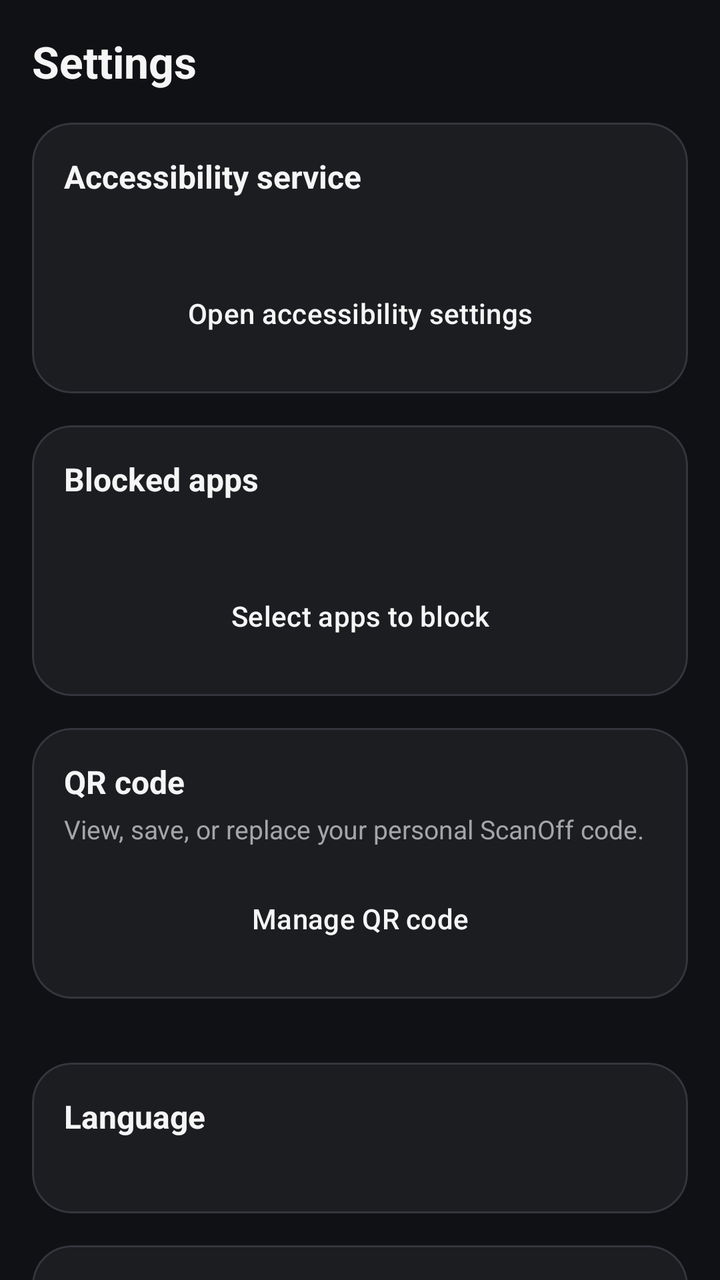
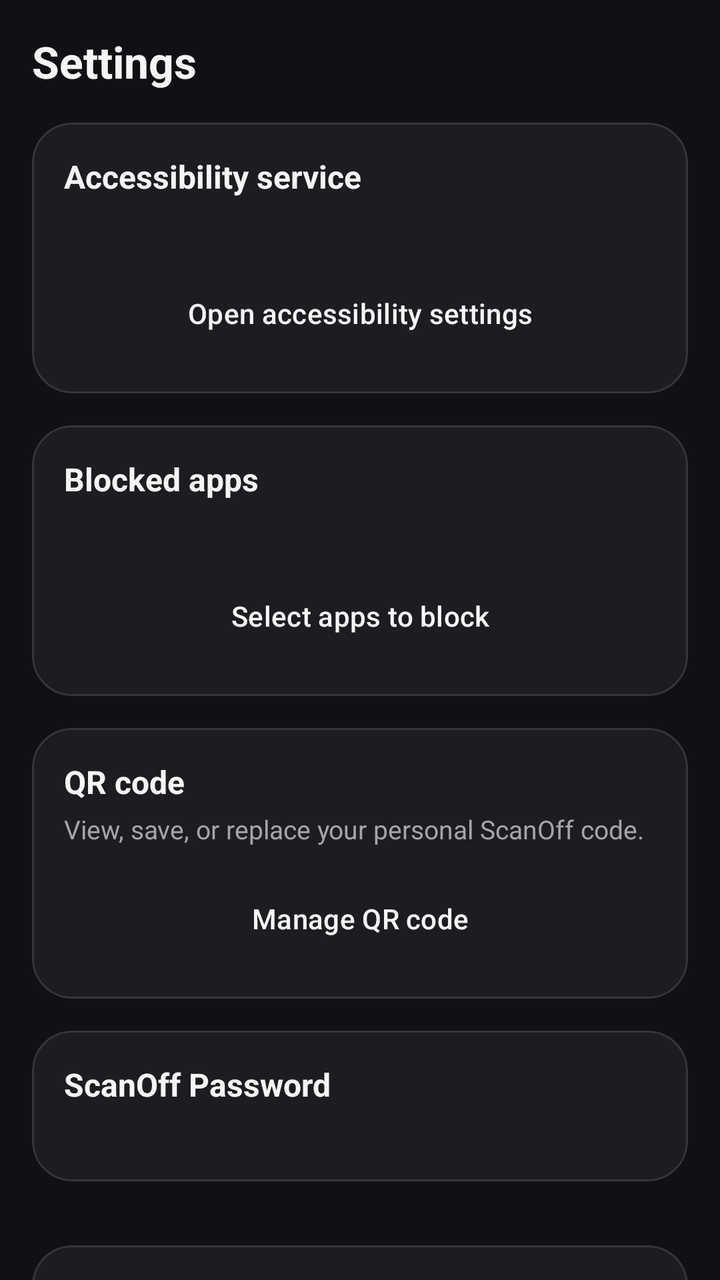

Screens rendered from an Android XML layout before and after an edit, with the pre-edit source and the edit as a unified diff.
<!-- AndroidManifest.xml: application theme Theme.PauseQR -->
<!-- res/layout/fragment_settings.xml -->
<?xml version="1.0" encoding="utf-8"?>
<androidx.core.widget.NestedScrollView xmlns:android="http://schemas.android.com/apk/res/android"
    xmlns:app="http://schemas.android.com/apk/res-auto"
    android:layout_width="match_parent"
    android:layout_height="match_parent"
    android:background="@color/background"
    android:fillViewport="true">

    <LinearLayout
        android:layout_width="match_parent"
        android:layout_height="wrap_content"
        android:orientation="vertical"
        android:padding="16dp">

        <TextView
            android:layout_width="match_parent"
            android:layout_height="wrap_content"
            android:text="@string/nav_settings"
            android:textColor="@color/text_primary"
            android:textSize="22sp"
            android:textStyle="bold" />

        
        <com.google.android.material.card.MaterialCardView
            style="@style/PauseQR.Card"
            android:layout_width="match_parent"
            android:layout_height="wrap_content"
            android:layout_marginTop="16dp">

            <LinearLayout
                android:layout_width="match_parent"
                android:layout_height="wrap_content"
                android:orientation="vertical"
                android:padding="16dp">

                <TextView
                    android:layout_width="match_parent"
                    android:layout_height="wrap_content"
                    android:text="@string/settings_service_section"
                    android:textColor="@color/text_primary"
                    android:textSize="16sp"
                    android:textStyle="bold" />

                <TextView
                    android:id="@+id/tvServiceStatus"
                    android:layout_width="match_parent"
                    android:layout_height="wrap_content"
                    android:layout_marginTop="4dp"
                    android:textColor="@color/text_secondary"
                    android:textSize="13sp" />

                <Button
                    android:id="@+id/btnAccessibility"
                    style="@style/PauseQR.Button.Outlined"
                    android:layout_width="match_parent"
                    android:layout_height="wrap_content"
                    android:layout_marginTop="12dp"
                    android:text="@string/btn_accessibility" />
            </LinearLayout>
        </com.google.android.material.card.MaterialCardView>

        
        <com.google.android.material.card.MaterialCardView
            style="@style/PauseQR.Card"
            android:layout_width="match_parent"
            android:layout_height="wrap_content"
            android:layout_marginTop="16dp">

            <LinearLayout
                android:layout_width="match_parent"
                android:layout_height="wrap_content"
                android:orientation="vertical"
                android:padding="16dp">

                <TextView
                    android:layout_width="match_parent"
                    android:layout_height="wrap_content"
                    android:text="@string/settings_apps_section"
                    android:textColor="@color/text_primary"
                    android:textSize="16sp"
                    android:textStyle="bold" />

                <TextView
                    android:id="@+id/tvAppsCount"
                    android:layout_width="match_parent"
                    android:layout_height="wrap_content"
                    android:layout_marginTop="4dp"
                    android:textColor="@color/text_secondary"
                    android:textSize="13sp" />

                <Button
                    android:id="@+id/btnSelectApps"
                    style="@style/PauseQR.Button.Outlined"
                    android:layout_width="match_parent"
                    android:layout_height="wrap_content"
                    android:layout_marginTop="12dp"
                    android:text="@string/btn_select_apps" />
            </LinearLayout>
        </com.google.android.material.card.MaterialCardView>

        
        <com.google.android.material.card.MaterialCardView
            style="@style/PauseQR.Card"
            android:layout_width="match_parent"
            android:layout_height="wrap_content"
            android:layout_marginTop="16dp"
            android:layout_marginBottom="16dp">

            <LinearLayout
                android:layout_width="match_parent"
                android:layout_height="wrap_content"
                android:orientation="vertical"
                android:padding="16dp">

                <TextView
                    android:layout_width="match_parent"
                    android:layout_height="wrap_content"
                    android:text="@string/settings_qr_section"
                    android:textColor="@color/text_primary"
                    android:textSize="16sp"
                    android:textStyle="bold" />

                <TextView
                    android:layout_width="match_parent"
                    android:layout_height="wrap_content"
                    android:layout_marginTop="4dp"
                    android:text="@string/settings_qr_desc"
                    android:textColor="@color/text_secondary"
                    android:textSize="13sp" />

                <Button
                    android:id="@+id/btnManageQr"
                    style="@style/PauseQR.Button.Outlined"
                    android:layout_width="match_parent"
                    android:layout_height="wrap_content"
                    android:layout_marginTop="12dp"
                    android:text="@string/btn_manage_qr" />
            </LinearLayout>
        </com.google.android.material.card.MaterialCardView>

        
        <com.google.android.material.card.MaterialCardView
            android:id="@+id/cardLanguage"
            style="@style/PauseQR.Card"
            android:layout_width="match_parent"
            android:layout_height="wrap_content"
            android:layout_marginTop="16dp"
            android:layout_marginBottom="16dp"
            android:checkable="true"
            android:clickable="true"
            android:focusable="true"
            android:minHeight="48dp">

            <LinearLayout
                android:layout_width="match_parent"
                android:layout_height="wrap_content"
                android:orientation="vertical"
                android:padding="16dp">

                <TextView
                    android:layout_width="match_parent"
                    android:layout_height="wrap_content"
                    android:text="@string/settings_language_section"
                    android:textColor="@color/text_primary"
                    android:textSize="16sp"
                    android:textStyle="bold" />

                <TextView
                    android:id="@+id/tvLanguageValue"
                    android:layout_width="match_parent"
                    android:layout_height="wrap_content"
                    android:layout_marginTop="4dp"
                    android:textColor="@color/text_secondary"
                    android:textSize="13sp" />
            </LinearLayout>
        </com.google.android.material.card.MaterialCardView>

        
        <com.google.android.material.card.MaterialCardView
            style="@style/PauseQR.Card"
            android:layout_width="match_parent"
            android:layout_height="wrap_content">

            <LinearLayout
                android:layout_width="match_parent"
                android:layout_height="wrap_content"
                android:orientation="vertical">

                <TextView
                    android:layout_width="match_parent"
                    android:layout_height="wrap_content"
                    android:layout_margin="16dp"
                    android:text="@string/settings_legal_section"
                    android:textColor="@color/text_primary"
                    android:textSize="16sp"
                    android:textStyle="bold" />

                <LinearLayout
                    android:id="@+id/rowImpressum"
                    android:layout_width="match_parent"
                    android:layout_height="wrap_content"
                    android:clickable="true"
                    android:focusable="true"
                    android:foreground="?attr/selectableItemBackground"
                    android:gravity="center_vertical"
                    android:minHeight="48dp"
                    android:orientation="horizontal"
                    android:paddingHorizontal="16dp">

                    <TextView
                        android:layout_width="0dp"
                        android:layout_height="wrap_content"
                        android:layout_weight="1"
                        android:text="@string/legal_impressum"
                        android:textColor="@color/text_primary"
                        android:textSize="14sp" />

                    <ImageView
                        android:layout_width="18dp"
                        android:layout_height="18dp"
                        android:contentDescription="@null"
                        android:src="@drawable/ic_chevron_right"
                        android:tint="@color/text_secondary" />
                </LinearLayout>

                <View style="@style/PauseQR.Divider" />

                <LinearLayout
                    android:id="@+id/rowPrivacy"
                    android:layout_width="match_parent"
                    android:layout_height="wrap_content"
                    android:clickable="true"
                    android:focusable="true"
                    android:foreground="?attr/selectableItemBackground"
                    android:gravity="center_vertical"
                    android:minHeight="48dp"
                    android:orientation="horizontal"
                    android:paddingHorizontal="16dp">

                    <TextView
                        android:layout_width="0dp"
                        android:layout_height="wrap_content"
                        android:layout_weight="1"
                        android:text="@string/legal_privacy_policy"
                        android:textColor="@color/text_primary"
                        android:textSize="14sp" />

                    <ImageView
                        android:layout_width="18dp"
                        android:layout_height="18dp"
                        android:contentDescription="@null"
                        android:src="@drawable/ic_chevron_right"
                        android:tint="@color/text_secondary" />
                </LinearLayout>

                <View style="@style/PauseQR.Divider" />

                <LinearLayout
                    android:id="@+id/rowPermissions"
                    android:layout_width="match_parent"
                    android:layout_height="wrap_content"
                    android:clickable="true"
                    android:focusable="true"
                    android:foreground="?attr/selectableItemBackground"
                    android:gravity="center_vertical"
                    android:minHeight="48dp"
                    android:orientation="horizontal"
                    android:paddingHorizontal="16dp">

                    <TextView
                        android:layout_width="0dp"
                        android:layout_height="wrap_content"
                        android:layout_weight="1"
                        android:text="@string/legal_permissions"
                        android:textColor="@color/text_primary"
                        android:textSize="14sp" />

                    <ImageView
                        android:layout_width="18dp"
                        android:layout_height="18dp"
                        android:contentDescription="@null"
                        android:src="@drawable/ic_chevron_right"
                        android:tint="@color/text_secondary" />
                </LinearLayout>

                <View style="@style/PauseQR.Divider" />

                <LinearLayout
                    android:id="@+id/rowLicenses"
                    android:layout_width="match_parent"
                    android:layout_height="wrap_content"
                    android:clickable="true"
                    android:focusable="true"
                    android:foreground="?attr/selectableItemBackground"
                    android:gravity="center_vertical"
                    android:minHeight="48dp"
                    android:orientation="horizontal"
                    android:paddingHorizontal="16dp">

                    <TextView
                        android:layout_width="0dp"
                        android:layout_height="wrap_content"
                        android:layout_weight="1"
                        android:text="@string/legal_licenses"
                        android:textColor="@color/text_primary"
                        android:textSize="14sp" />

                    <ImageView
                        android:layout_width="18dp"
                        android:layout_height="18dp"
                        android:contentDescription="@null"
                        android:src="@drawable/ic_chevron_right"
                        android:tint="@color/text_secondary" />
                </LinearLayout>

                <View style="@style/PauseQR.Divider" />

                <LinearLayout
                    android:layout_width="match_parent"
                    android:layout_height="wrap_content"
                    android:gravity="center_vertical"
                    android:minHeight="48dp"
                    android:orientation="horizontal"
                    android:paddingHorizontal="16dp">

                    <TextView
                        android:layout_width="0dp"
                        android:layout_height="wrap_content"
                        android:layout_weight="1"
                        android:text="@string/legal_version"
                        android:textColor="@color/text_primary"
                        android:textSize="14sp" />

                    <TextView
                        android:id="@+id/tvAppVersion"
                        android:layout_width="wrap_content"
                        android:layout_height="wrap_content"
                        android:textColor="@color/text_secondary"
                        android:textSize="13sp" />
                </LinearLayout>
            </LinearLayout>
        </com.google.android.material.card.MaterialCardView>

        
        <com.google.android.material.card.MaterialCardView
            android:id="@+id/cardBackup"
            style="@style/PauseQR.Card"
            android:layout_width="match_parent"
            android:layout_height="wrap_content"
            android:layout_marginTop="16dp"
            android:checkable="true"
            android:clickable="true"
            android:focusable="true"
            android:minHeight="48dp">

            <LinearLayout
                android:layout_width="match_parent"
                android:layout_height="wrap_content"
                android:orientation="vertical"
                android:padding="16dp">

                <TextView
                    android:layout_width="match_parent"
                    android:layout_height="wrap_content"
                    android:text="@string/settings_backup_section"
                    android:textColor="@color/text_primary"
                    android:textSize="16sp"
                    android:textStyle="bold" />

                <TextView
                    android:layout_width="match_parent"
                    android:layout_height="wrap_content"
                    android:layout_marginTop="4dp"
                    android:text="@string/settings_backup_hint"
                    android:textColor="@color/text_secondary"
                    android:textSize="13sp" />
            </LinearLayout>
        </com.google.android.material.card.MaterialCardView>

        
        <com.google.android.material.card.MaterialCardView
            android:id="@+id/cardEmergencyUnlock"
            style="@style/PauseQR.Card"
            android:layout_width="match_parent"
            android:layout_height="wrap_content"
            android:layout_marginTop="16dp"
            android:checkable="true"
            android:clickable="true"
            android:focusable="true"
            android:minHeight="48dp">

            <LinearLayout
                android:id="@+id/contentEmergencyUnlock"
                android:layout_width="match_parent"
                android:layout_height="wrap_content"
                android:orientation="vertical"
                android:padding="16dp">

                <TextView
                    android:layout_width="match_parent"
                    android:layout_height="wrap_content"
                    android:text="@string/settings_emergency_section"
                    android:textColor="@color/text_primary"
                    android:textSize="16sp"
                    android:textStyle="bold" />

                <TextView
                    android:layout_width="match_parent"
                    android:layout_height="wrap_content"
                    android:layout_marginTop="4dp"
                    android:text="@string/settings_emergency_hint"
                    android:textColor="@color/text_secondary"
                    android:textSize="13sp" />
            </LinearLayout>
        </com.google.android.material.card.MaterialCardView>

        
        <com.google.android.material.card.MaterialCardView
            style="@style/PauseQR.Card"
            android:layout_width="match_parent"
            android:layout_height="wrap_content"
            android:layout_marginTop="16dp">

            <LinearLayout
                android:layout_width="match_parent"
                android:layout_height="wrap_content"
                android:orientation="vertical"
                android:padding="16dp">

                <LinearLayout
                    android:layout_width="match_parent"
                    android:layout_height="wrap_content"
                    android:gravity="center_vertical"
                    android:orientation="horizontal">

                    <LinearLayout
                        android:layout_width="0dp"
                        android:layout_height="wrap_content"
                        android:layout_weight="1"
                        android:orientation="vertical">

                        <TextView
                            android:layout_width="match_parent"
                            android:layout_height="wrap_content"
                            android:text="@string/settings_attempt_tracking_section"
                            android:textColor="@color/text_primary"
                            android:textSize="16sp"
                            android:textStyle="bold" />

                        <TextView
                            android:layout_width="match_parent"
                            android:layout_height="wrap_content"
                            android:layout_marginTop="4dp"
                            android:text="@string/settings_attempt_tracking_hint"
                            android:textColor="@color/text_secondary"
                            android:textSize="13sp" />
                    </LinearLayout>

                    <com.google.android.material.materialswitch.MaterialSwitch
                        android:id="@+id/switchAttemptTracking"
                        android:layout_width="wrap_content"
                        android:layout_height="wrap_content"
                        android:layout_marginStart="12dp" />
                </LinearLayout>

                <Button
                    android:id="@+id/btnResetAttempts"
                    style="@style/PauseQR.Button.Outlined"
                    android:layout_width="match_parent"
                    android:layout_height="wrap_content"
                    android:layout_marginTop="12dp"
                    android:text="@string/settings_attempt_reset_button"
                    android:textColor="@color/red"
                    app:strokeColor="@color/red" />
            </LinearLayout>
        </com.google.android.material.card.MaterialCardView>

        
        <com.google.android.material.card.MaterialCardView
            style="@style/PauseQR.Card"
            android:layout_width="match_parent"
            android:layout_height="wrap_content"
            android:layout_marginTop="16dp"
            android:layout_marginBottom="16dp">

            <LinearLayout
                android:layout_width="match_parent"
                android:layout_height="wrap_content"
                android:orientation="vertical"
                android:padding="16dp">

                <TextView
                    android:layout_width="match_parent"
                    android:layout_height="wrap_content"
                    android:text="@string/settings_stats_reset_section"
                    android:textColor="@color/text_primary"
                    android:textSize="16sp"
                    android:textStyle="bold" />

                <TextView
                    android:layout_width="match_parent"
                    android:layout_height="wrap_content"
                    android:layout_marginTop="4dp"
                    android:text="@string/settings_stats_reset_hint"
                    android:textColor="@color/text_secondary"
                    android:textSize="13sp" />

                <Button
                    android:id="@+id/btnResetStats"
                    style="@style/PauseQR.Button.Outlined"
                    android:layout_width="match_parent"
                    android:layout_height="wrap_content"
                    android:layout_marginTop="12dp"
                    android:text="@string/settings_stats_reset_section"
                    android:textColor="@color/red"
                    app:strokeColor="@color/red" />
            </LinearLayout>
        </com.google.android.material.card.MaterialCardView>
    </LinearLayout>
</androidx.core.widget.NestedScrollView>
<!-- resources referenced by this layout -->
<resources>
  <color name="background">#101114</color>
  <color name="red">#F28B82</color>
  <color name="text_primary">#F5F5F5</color>
  <color name="text_secondary">#A5A5A9</color>
  <!-- drawable ic_chevron_right (drawable) -->
  <?xml version="1.0" encoding="utf-8"?>
  <vector xmlns:android="http://schemas.android.com/apk/res/android"
      android:width="24dp"
      android:height="24dp"
      android:viewportWidth="24"
      android:viewportHeight="24">
      <path
          android:fillColor="#FF000000"
          android:pathData="M8.59,16.59L13.17,12 8.59,7.41 10,6l6,6 -6,6z" />
  </vector>
  <string name="btn_accessibility">Open accessibility settings</string>
  <string name="btn_manage_qr">Manage QR code</string>
  <string name="btn_select_apps">Select apps to block</string>
  <string name="legal_impressum">Legal notice</string>
  <string name="legal_licenses">Open-source licenses</string>
  <string name="legal_permissions">Permissions &amp; privacy</string>
  <string name="legal_privacy_policy">Privacy policy</string>
  <string name="legal_version">App version</string>
  <string name="nav_settings">Settings</string>
  <string name="settings_apps_section">Blocked apps</string>
  <string name="settings_attempt_reset_button">Delete attempt statistics</string>
  <string name="settings_attempt_tracking_hint">Counts how often you try to open a blocked app during a pause. Screen content or text input is never captured.</string>
  <string name="settings_attempt_tracking_section">Track Blocked App Attempts</string>
  <string name="settings_backup_hint">Back up your personal QR code and your settings so you can restore ScanOff on a new device.</string>
  <string name="settings_backup_section">Backup &amp; Restore</string>
  <string name="settings_emergency_hint">If you can\'t use your QR code, you can release your apps here in an emergency.</string>
  <string name="settings_emergency_section">Emergency Unlock</string>
  <string name="settings_language_section">Language</string>
  <string name="settings_legal_section">Legal &amp; Privacy</string>
  <string name="settings_qr_desc">View, save, or replace your personal ScanOff code.</string>
  <string name="settings_qr_section">QR code</string>
  <string name="settings_service_section">Accessibility service</string>
  <string name="settings_stats_reset_hint">Removes the pause history and all achievements.</string>
  <string name="settings_stats_reset_section">Reset Statistics</string>
  <style name="PauseQR.Button.Outlined" parent="Widget.Material3.Button.OutlinedButton">
          <item name="android:textColor">@color/text_primary</item>
          <item name="strokeColor">@color/outline</item>
      </style>
  <style name="PauseQR.Card" parent="Widget.Material3.CardView.Elevated">
          <item name="cardCornerRadius">20dp</item>
          <item name="cardElevation">0dp</item>
          <item name="strokeWidth">1dp</item>
          <item name="strokeColor">@color/outline</item>
          <item name="cardBackgroundColor">@color/surface</item>
      </style>
  <style name="PauseQR.Divider" parent="">
          <item name="android:layout_width">match_parent</item>
          <item name="android:layout_height">1dp</item>
          <item name="android:background">@color/outline</item>
      </style>
  <color name="outline">#35363D</color>
  <color name="surface">#1C1D21</color>
  <color name="primary">#FFFFFF</color>
  <color name="on_primary">#101114</color>
  <color name="primary_container">#24262B</color>
  <!-- unchanged entries left out for length: 1 -->
</resources>

<!-- the commit's change to res/layout/fragment_settings.xml (unified diff, before → after) -->
@@ -103,8 +103,7 @@
             style="@style/PauseQR.Card"
             android:layout_width="match_parent"
             android:layout_height="wrap_content"
-            android:layout_marginTop="16dp"
-            android:layout_marginBottom="16dp">
+            android:layout_marginTop="16dp">
 
             <LinearLayout
                 android:layout_width="match_parent"
@@ -135,6 +134,44 @@
                     android:layout_height="wrap_content"
                     android:layout_marginTop="12dp"
                     android:text="@string/btn_manage_qr" />
+            </LinearLayout>
+        </com.google.android.material.card.MaterialCardView>
+
+        
+        <com.google.android.material.card.MaterialCardView
+            android:id="@+id/cardChangePassword"
+            style="@style/PauseQR.Card"
+            android:layout_width="match_parent"
+            android:layout_height="wrap_content"
+            android:layout_marginTop="16dp"
+            android:layout_marginBottom="16dp"
+            android:checkable="true"
+            android:clickable="true"
+            android:focusable="true"
+            android:minHeight="48dp">
+
+            <LinearLayout
+                android:layout_width="match_parent"
+                android:layout_height="wrap_content"
+                android:orientation="vertical"
+                android:padding="16dp">
+
+                <TextView
+                    android:id="@+id/tvChangePasswordSectionTitle"
+                    android:layout_width="match_parent"
+                    android:layout_height="wrap_content"
+                    android:text="@string/settings_change_password_section"
+                    android:textColor="@color/text_primary"
+                    android:textSize="16sp"
+                    android:textStyle="bold" />
+
+                <TextView
+                    android:id="@+id/tvChangePasswordSectionHint"
+                    android:layout_width="match_parent"
+                    android:layout_height="wrap_content"
+                    android:layout_marginTop="4dp"
+                    android:textColor="@color/text_secondary"
+                    android:textSize="13sp" />
             </LinearLayout>
         </com.google.android.material.card.MaterialCardView>
 
<!-- resource entries referenced after the edit -->
@@ -30,6 +30,7 @@
   <string name="settings_attempt_tracking_section">Track Blocked App Attempts</string>
   <string name="settings_backup_hint">Back up your personal QR code and your settings so you can restore ScanOff on a new device.</string>
   <string name="settings_backup_section">Backup &amp; Restore</string>
+  <string name="settings_change_password_section">ScanOff Password</string>
   <string name="settings_emergency_hint">If you can\'t use your QR code, you can release your apps here in an emergency.</string>
   <string name="settings_emergency_section">Emergency Unlock</string>
   <string name="settings_language_section">Language</string>
